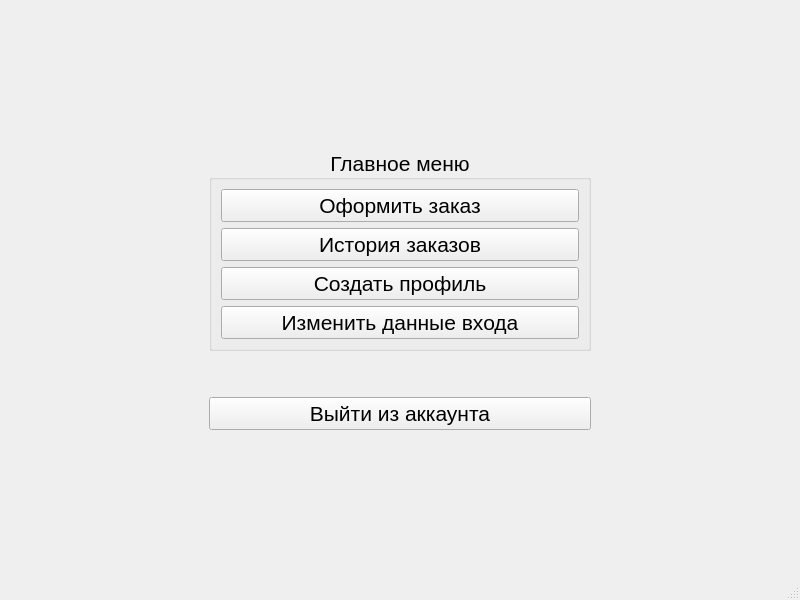
Before: the Qt Designer form views/main/mainwindow.ui in kingoil01/mospolytech-database-coursework, drawn with Qt 5.
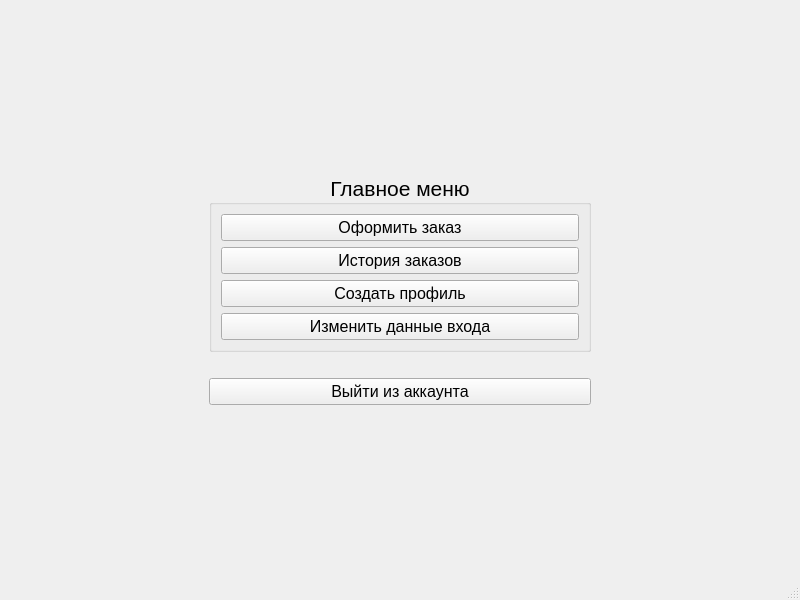
After: the same form once the commit is applied.

Commit message: Все окна были приведены к одному дизайну

```diff
--- a/views/main/mainwindow.ui
+++ b/views/main/mainwindow.ui
@@ -78,6 +78,11 @@
         <layout class="QGridLayout" name="gridLayout">
          <item row="2" column="0">
           <widget class="QPushButton" name="btnEditProfile">
+           <property name="font">
+            <font>
+             <pointsize>12</pointsize>
+            </font>
+           </property>
            <property name="text">
             <string>Создать профиль</string>
            </property>
@@ -85,6 +90,11 @@
          </item>
          <item row="1" column="0">
           <widget class="QPushButton" name="btnViewOrders">
+           <property name="font">
+            <font>
+             <pointsize>12</pointsize>
+            </font>
+           </property>
            <property name="text">
             <string>История заказов</string>
            </property>
@@ -92,6 +102,11 @@
          </item>
          <item row="0" column="0">
           <widget class="QPushButton" name="btnCreateOrder">
+           <property name="font">
+            <font>
+             <pointsize>12</pointsize>
+            </font>
+           </property>
            <property name="text">
             <string>Оформить заказ</string>
            </property>
@@ -99,6 +114,11 @@
          </item>
          <item row="3" column="0">
           <widget class="QPushButton" name="btnChangeCredentials">
+           <property name="font">
+            <font>
+             <pointsize>12</pointsize>
+            </font>
+           </property>
            <property name="text">
             <string>Изменить данные входа</string>
            </property>
@@ -112,10 +132,13 @@
         <property name="orientation">
          <enum>Qt::Orientation::Vertical</enum>
         </property>
+        <property name="sizeType">
+         <enum>QSizePolicy::Policy::Fixed</enum>
+        </property>
         <property name="sizeHint" stdset="0">
          <size>
           <width>20</width>
-          <height>40</height>
+          <height>20</height>
          </size>
         </property>
        </spacer>
@@ -124,7 +147,7 @@
        <widget class="QPushButton" name="btnLogout">
         <property name="font">
          <font>
-          <pointsize>16</pointsize>
+          <pointsize>12</pointsize>
          </font>
         </property>
         <property name="text">
```
The commit also changes 6 other files.
